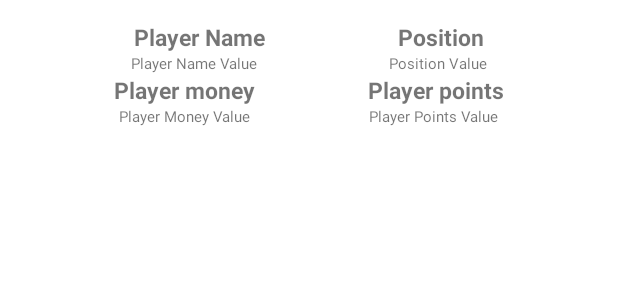
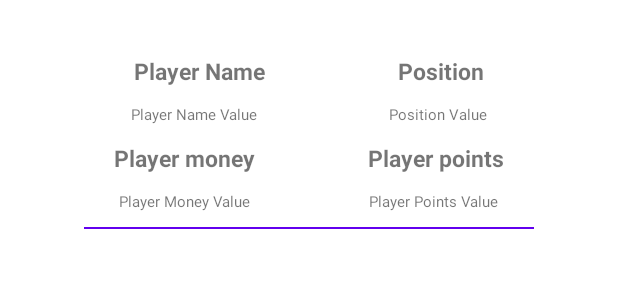
Before and after one commit to rcanelav/Ej1RCV, an Android app: the layout player.xml on its own in the app's theme, with its tools: preview values and no code run, on a phone screen of 412 x 824 dp. Shown: the top 300 px of the screen. Run offline under Robolectric (Android 15) with nearby library versions, the phone set to English and light mode, and no system bars.

Commit message:
UPDATE: add rv item separator

```diff
--- a/app/src/main/res/layout/player.xml
+++ b/app/src/main/res/layout/player.xml
@@ -3,22 +3,22 @@
     xmlns:tools="http://schemas.android.com/tools"
     android:layout_width="match_parent"
     android:layout_height="wrap_content"
-    xmlns:app="http://schemas.android.com/apk/res-auto">
+    xmlns:app="http://schemas.android.com/apk/res-auto"
+    >
 
 <!--    Player Name Block -->
+
     <TextView
         android:id="@+id/txtPlayerName"
         android:layout_width="wrap_content"
         android:layout_height="wrap_content"
-            android:gravity="center"
         android:text="Player Name"
         android:textSize="15sp"
         android:textStyle="bold"
-            app:layout_constraintTop_toTopOf="parent"
         app:layout_constraintBottom_toTopOf="@id/txtPlayerMoney"
+        app:layout_constraintEnd_toStartOf="@+id/txtPlayerPosition"
         app:layout_constraintStart_toStartOf="parent"
-            app:layout_constraintEnd_toStartOf="@+id/txtPlayerPosition"
-            />
+        app:layout_constraintTop_toTopOf="parent" />
 
     <TextView
         android:id="@+id/txtPlayerNameValue"
@@ -111,4 +111,18 @@
         app:layout_constraintEnd_toEndOf="parent"
         />
 
+<!--    Create a separator-->
+    <View
+        android:id="@+id/viewSeparator"
+        app:flow_horizontalAlign="start"
+        android:layout_width="300dp"
+        android:layout_height="1dp"
+        android:background="@color/purple_500"
+        android:layout_marginTop="10dp"
+        app:layout_constraintTop_toBottomOf="@+id/txtPlayerPointsValue"
+        app:layout_constraintBottom_toBottomOf="parent"
+        app:layout_constraintStart_toStartOf="parent"
+        app:layout_constraintEnd_toEndOf="parent"
+        />
+
 </androidx.constraintlayout.widget.ConstraintLayout>
```
Lines whose indentation alone changed are shown as unchanged.
